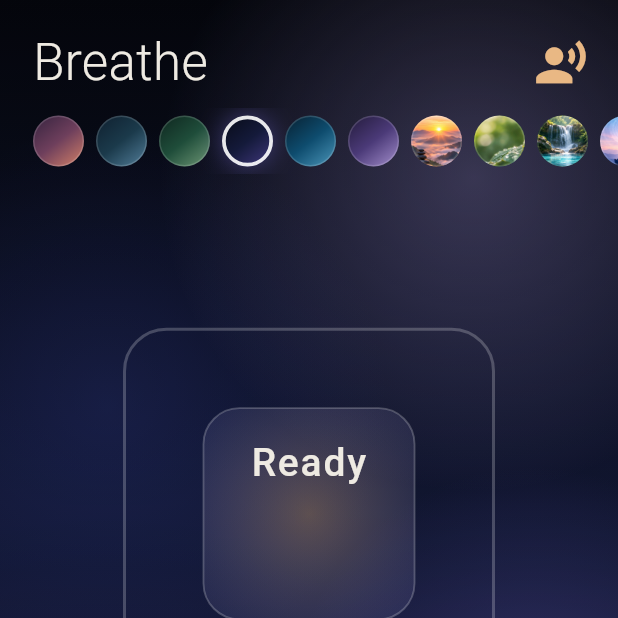
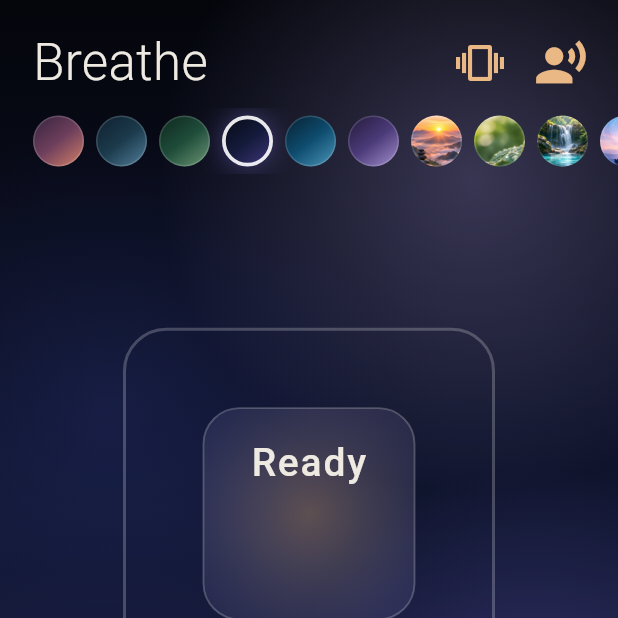
Before and after one commit to jackfioru92/libera-la-mente, a Flutter app: the screen it shows after launch, item 2 of the bottom bar chosen, on a phone screen of 412 x 824 dp, the top half of it. Run offline on Flutter 3.47's test engine with Material 3 defaults, Android fonts, the phone set to English and light mode, and no system bars; our stand-ins replace flutter_tts, just_audio, shared_preferences, wakelock_plus, youtube_player_iframe; missing offline and left inert: audio_session.

Commit message:
Respira: toggle vibrazione accanto alla voce guida
Co-Authored-By: Claude Opus 5 <noreply@anthropic.com>

```diff
--- a/lib/l10n/app_en.arb
+++ b/lib/l10n/app_en.arb
@@ -153,6 +153,8 @@
   "voiceGuide": "Voice guide",
   "voiceGuideTitle": "Says each phase out loud",
   "voiceGuideSubtitle": "Inhale, hold, exhale: no need to look at the screen.",
+  "hapticsOn": "Vibration on",
+  "hapticsOff": "Vibration off",
   "voiceOn": "Voice guide on",
   "voiceOff": "Voice guide off",
   "chooseVoice": "Choose the voice",
--- a/lib/l10n/app_it.arb
+++ b/lib/l10n/app_it.arb
@@ -163,6 +163,8 @@
   "voiceGuide": "Voce guida",
   "voiceGuideTitle": "Dice la fase a voce",
   "voiceGuideSubtitle": "Inspira, trattieni, espira: senza guardare lo schermo.",
+  "hapticsOn": "Vibrazione attiva",
+  "hapticsOff": "Vibrazione spenta",
   "voiceOn": "Voce guida attiva",
   "voiceOff": "Voce guida spenta",
   "chooseVoice": "Scegli la voce",
--- a/lib/l10n/app_localizations.dart
+++ b/lib/l10n/app_localizations.dart
@@ -956,6 +956,18 @@ abstract class AppLocalizations {
   /// **'Inspira, trattieni, espira: senza guardare lo schermo.'**
   String get voiceGuideSubtitle;
 
+  /// No description provided for @hapticsOn.
+  ///
+  /// In it, this message translates to:
+  /// **'Vibrazione attiva'**
+  String get hapticsOn;
+
+  /// No description provided for @hapticsOff.
+  ///
+  /// In it, this message translates to:
+  /// **'Vibrazione spenta'**
+  String get hapticsOff;
+
   /// No description provided for @voiceOn.
   ///
   /// In it, this message translates to:
--- a/lib/l10n/app_localizations_en.dart
+++ b/lib/l10n/app_localizations_en.dart
@@ -475,6 +475,12 @@ class AppLocalizationsEn extends AppLocalizations {
       'Inhale, hold, exhale: no need to look at the screen.';
 
   @override
+  String get hapticsOn => 'Vibration on';
+
+  @override
+  String get hapticsOff => 'Vibration off';
+
+  @override
   String get voiceOn => 'Voice guide on';
 
   @override
--- a/lib/l10n/app_localizations_it.dart
+++ b/lib/l10n/app_localizations_it.dart
@@ -476,6 +476,12 @@ class AppLocalizationsIt extends AppLocalizations {
       'Inspira, trattieni, espira: senza guardare lo schermo.';
 
   @override
+  String get hapticsOn => 'Vibrazione attiva';
+
+  @override
+  String get hapticsOff => 'Vibrazione spenta';
+
+  @override
   String get voiceOn => 'Voce guida attiva';
 
   @override
--- a/lib/screens/respira_screen.dart
+++ b/lib/screens/respira_screen.dart
@@ -240,6 +240,22 @@ class _RespiraScreenState extends State<RespiraScreen>
                           ),
                         ),
                         const Spacer(),
+                        IconButton(
+                          iconSize: 32,
+                          padding: const EdgeInsets.all(10),
+                          tooltip: prefs.haptics ? l.hapticsOn : l.hapticsOff,
+                          onPressed: () {
+                            final on = !prefs.haptics;
+                            prefs.setHaptics(on);
+                            if (on) HapticFeedback.mediumImpact();
+                          },
+                          icon: Icon(
+                            Icons.vibration,
+                            color: prefs.haptics
+                                ? AppColors.accent
+                                : AppColors.muted.withValues(alpha: 0.6),
+                          ),
+                        ),
                         IconButton(
                           iconSize: 36,
                           padding: const EdgeInsets.all(10),
```
